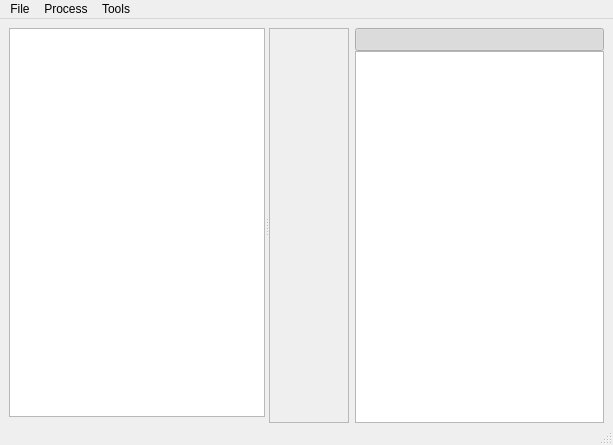
The window that ui/MainWindow.ui (ImageProcessing-ElectronicPublications/scantailor-deviant) describes before a commit, drawn with Qt 5.
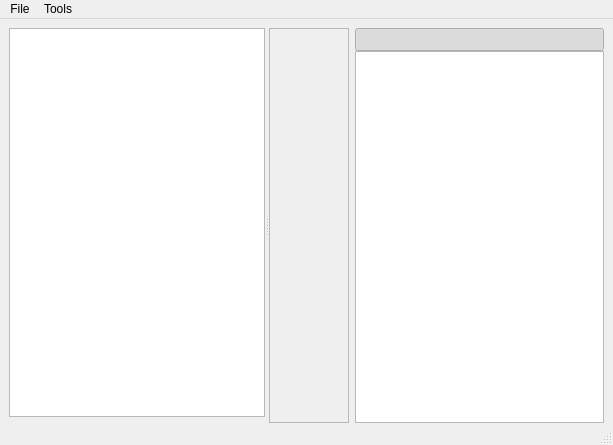
The same window after the commit. Icons and pictures are not drawn. Custom widgets are drawn as their Qt base class.

The edit to the form file:
```diff
--- a/ui/MainWindow.ui
+++ b/ui/MainWindow.ui
@@ -173,7 +173,7 @@
      <x>0</x>
      <y>0</y>
      <width>613</width>
-     <height>22</height>
+     <height>26</height>
     </rect>
    </property>
    <widget class="QMenu" name="menuDebug" >
@@ -196,15 +196,7 @@
     <addaction name="separator" />
     <addaction name="actionQuit" />
    </widget>
-   <widget class="QMenu" name="menuProcess" >
-    <property name="title" >
-     <string>Process</string>
-    </property>
-    <addaction name="actionStartBatchProcessing" />
-    <addaction name="actionStopBatchProcessing" />
-   </widget>
    <addaction name="menuFile" />
-   <addaction name="menuProcess" />
    <addaction name="menuDebug" />
   </widget>
   <widget class="QStatusBar" name="statusBar" />
@@ -327,6 +319,13 @@
    </property>
   </action>
  </widget>
+ <customwidgets>
+  <customwidget>
+   <class>StageListView</class>
+   <extends>QTableView</extends>
+   <header>StageListView.h</header>
+  </customwidget>
+ </customwidgets>
  <resources>
   <include location="../resources/resources.qrc" />
  </resources>
```
Left out of the diff: 20 changed lines with no effect on the pictures.
